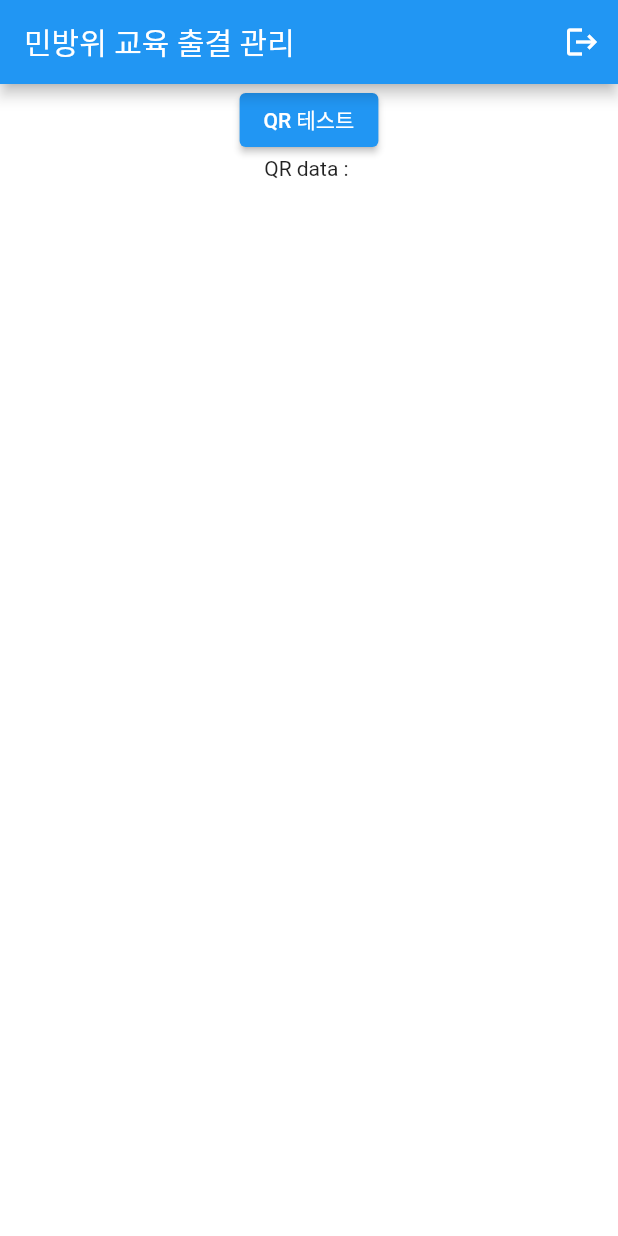
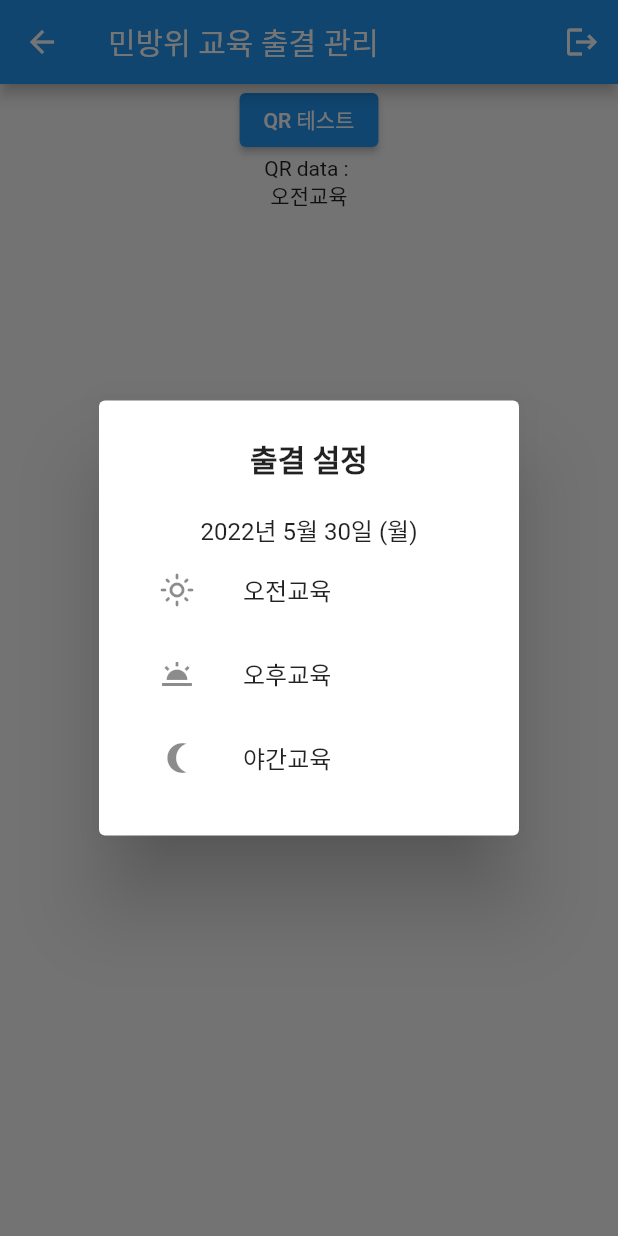
Before and after one commit to glenn-a810/kpec, a Flutter app: the screen it shows after launch, after a tap on "로그인", after a tap on "오전교육", on a phone screen of 412 x 824 dp. Run offline on Flutter 3.47's test engine with Material 2 defaults, Android fonts, the phone set to English and light mode, and no system bars; missing offline and left inert: mobile_scanner.

Commit message:
QR Scanner 테스트 코드. 데이터 전달 테스트. 되긴 하는데 이렇게 하는거 아닌데.. 이상한데 이거..

```diff
--- a/lib/view/main_page.dart
+++ b/lib/view/main_page.dart
@@ -4,7 +4,8 @@ import 'package:intl/date_symbol_data_local.dart';
 import 'package:kpec/view/qr_scanner.dart';
 
 class MainPage extends StatefulWidget {
-  const MainPage({Key? key}) : super(key: key);
+  const MainPage({Key? key, this.initialData}) : super(key: key);
+  final initialData;
 
   @override
   State<MainPage> createState() => _MainPageState();
@@ -53,6 +54,7 @@ class _MainPageState extends State<MainPage> {
               },
             ),
             Text('QR data : '),
+            Text(widget.initialData),
           ],
         ),
       ),
@@ -61,6 +63,8 @@ class _MainPageState extends State<MainPage> {
 }
 
 void _showDialog(context) {
+  String initialData;
+
   var currentDate = DateTime.now();
   String dateConvertFormat =
       DateFormat('yyyy년 M월 d일 (E)', 'ko').format(currentDate);
@@ -88,8 +92,14 @@ void _showDialog(context) {
                 ListTile(
                   leading: Icon(Icons.light_mode_outlined),
                   title: Text('오전교육'),
-                  onTap: () {
-                    Navigator.pop(context);
+                  onTap: () async {
+                    initialData = '오전교육';
+                    // Navigator.pop(context);
+                    await Navigator.push(
+                        context,
+                        MaterialPageRoute(
+                            builder: (context) =>
+                                MainPage(initialData: initialData)));
                   },
                 ),
                 ListTile(
```
